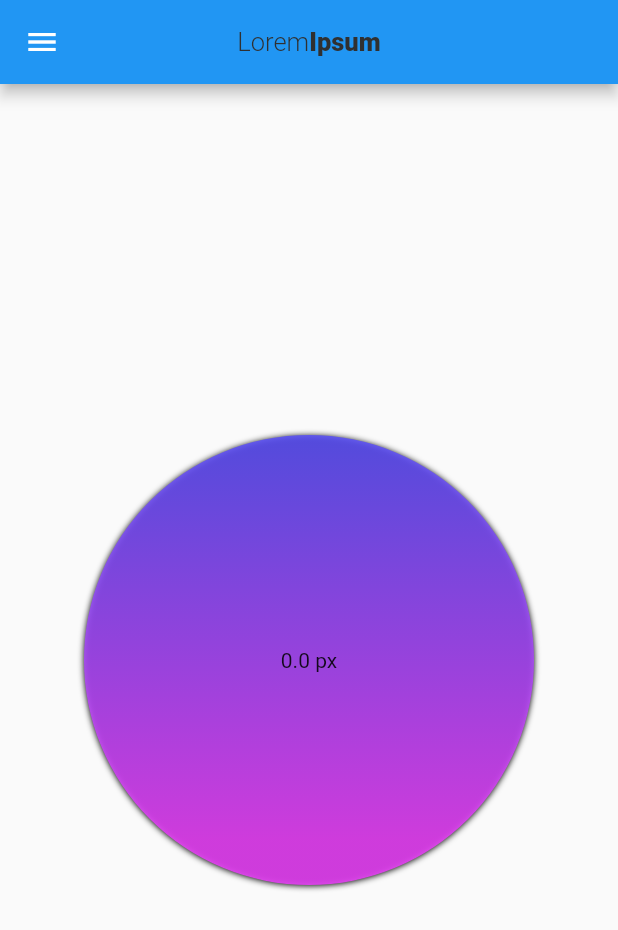
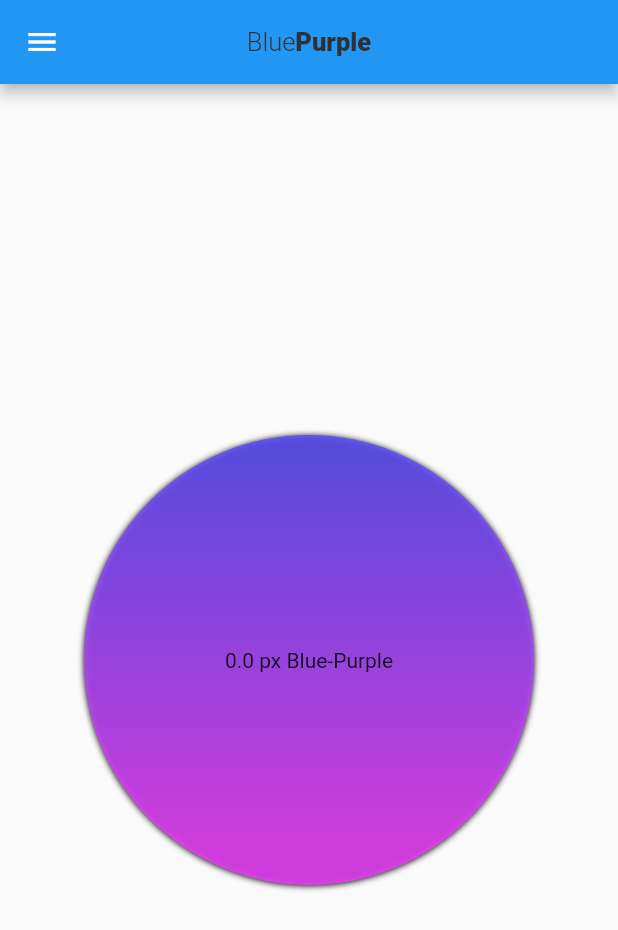
Before and after one commit to charlzzdev/flutter-gesture-app, a Flutter app: the screen it shows after launch, on a phone screen of 412 x 824 dp. Shown: the top 930 px of the screen. Run offline on Flutter 3.47's test engine with Material 2 defaults, Android fonts, the phone set to English and light mode, and no system bars.

Commit message:
implement color change

```diff
--- a/lib/HorizontalPixels.dart
+++ b/lib/HorizontalPixels.dart
@@ -1,6 +1,13 @@
 import 'package:flutter/material.dart';
 
 class GetHorizontalPixels extends StatefulWidget{
+      final String colorState;
+
+      GetHorizontalPixels({
+            Key key,
+            this.colorState
+      }) : super(key: key);
+
       @override
       _HorizontalPixelState createState() => _HorizontalPixelState();
 }
@@ -9,6 +16,20 @@ class _HorizontalPixelState extends State<GetHorizontalPixels>{
       double horizontalPixels = 0.0;
       double verticalPixels = 0.0;
       bool circle = true;
+      var colors = {
+            'Blue-Purple': [
+                  Color.fromRGBO(66, 86, 244, 0.9),
+                  Color.fromRGBO(229, 66, 244, 0.9),
+            ],
+            'Red-Orange': [
+                  Colors.red,
+                  Colors.orange,
+            ],
+            'Green-Yellow': [
+                  Colors.green[400],
+                  Colors.yellow,
+            ],
+      };
 
       @override
       Widget build(BuildContext context){
@@ -20,16 +41,13 @@ class _HorizontalPixelState extends State<GetHorizontalPixels>{
                   child: Transform(
                         child: Container(
                               child: Center(
-                                    child: Text('$horizontalPixels px'),
+                                    child: Text('$horizontalPixels px ' + widget.colorState),
                               ),
                               decoration: BoxDecoration(
                                     gradient: LinearGradient(
                                           begin: Alignment(0.0, -1.0),
                                           end: Alignment(horizontalPixels * 0.005, 0.6),
-                                          colors: [
-                                                Color.fromRGBO(66, 86, 244, 0.9),
-                                                Color.fromRGBO(229, 66, 244, 0.9),
-                                          ],
+                                          colors: colors[widget.colorState],
                                     ),
                                     boxShadow: [
                                           BoxShadow(
--- a/lib/main.dart
+++ b/lib/main.dart
@@ -4,7 +4,21 @@ import './HorizontalPixels.dart';
 
 void main() => runApp(GestureApp());
 
-class GestureApp extends StatelessWidget{
+class GestureApp extends StatefulWidget {
+      @override
+      _GestureAppState createState() => _GestureAppState();
+}
+
+class _GestureAppState extends State<GestureApp> {
+      String colorState = 'Blue-Purple';
+
+      void _setColorState(color){
+            setState(() {
+                  print('set color works ' + color);
+                  colorState = color;
+            });
+      }
+
       @override
 
       Widget build(BuildContext context){
@@ -21,8 +35,8 @@ class GestureApp extends StatelessWidget{
                                     text: TextSpan(
                                           style: customTextStyle,
                                           children: [
-                                                TextSpan(text: 'Lorem'),
-                                                TextSpan(text: 'Ipsum', style: TextStyle(fontWeight: FontWeight.w900)),
+                                                TextSpan(text: colorState.split('-')[0]),
+                                                TextSpan(text: colorState.split('-')[1], style: TextStyle(fontWeight: FontWeight.w900)),
                                           ]
                                     ),
                               ),
@@ -33,9 +47,9 @@ class GestureApp extends StatelessWidget{
                                     tooltip: 'Press to open the menu'
                               )),
                         ),
-                        drawer: SideNav(),
+                        drawer: SideNav(colorState: colorState, setColorState: _setColorState),
                         body: Center(
-                              child: GetHorizontalPixels(),
+                              child: GetHorizontalPixels(colorState: colorState),
                         ),
                   ),
             );
```
Also changed, not shown: lib/SideNav.dart (+11 -3 lines).
